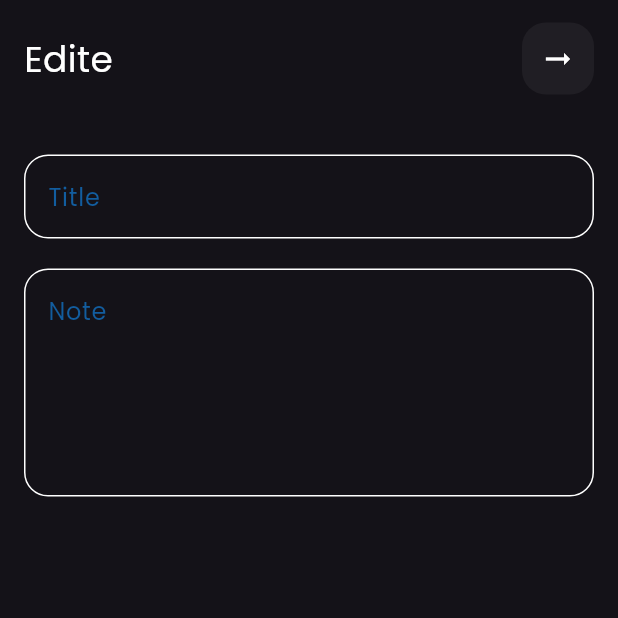
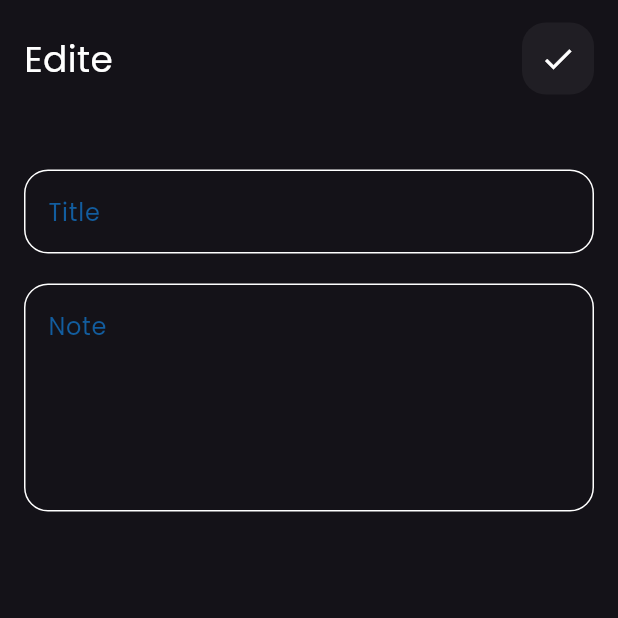
Before and after one commit to Parawita/notes_app, a Flutter app: the EditNote screen opened by its route, on a phone screen of 412 x 824 dp, the top half of it. Run offline on Flutter 3.47's test engine with Material 3 defaults, Android fonts, the phone set to English and light mode, and no system bars; our stand-ins replace font_awesome_flutter.

Commit message:
add hive to flutter

```diff
--- a/lib/views/notes_veiw.dart
+++ b/lib/views/notes_veiw.dart
@@ -18,10 +18,10 @@ class EditNote extends StatelessWidget {
             ),
             CustomHomeVewiAppBar(
               ss: "Edite",
-              ico: (Icons.arrow_right_alt_outlined),
+              ico: (Icons.check),
             ),
             const SizedBox(
-              height: 40,
+              height: 50,
             ),
             CustomTextField(ss: 'Title'),
             const SizedBox(
--- a/pubspec.yaml
+++ b/pubspec.yaml
@@ -36,8 +36,13 @@ dependencies:
   # Use with the CupertinoIcons class for iOS style icons.
   cupertino_icons: ^1.0.6
   font_awesome_flutter: ^10.7.0
+  hive: ^2.2.3
+  hive_flutter: ^1.1.0
+
 
 dev_dependencies:
+  build_runner: ^2.4.9
+  hive_generator: ^2.0.1
   flutter_test:
     sdk: flutter
 
@@ -47,6 +52,7 @@ dev_dependencies:
   # package. See that file for information about deactivating specific lint
   # rules and activating additional ones.
   flutter_lints: ^3.0.0
+
 
 # For information on the generic Dart part of this file, see the
 # following page: https://dart.dev/tools/pub/pubspec
```
Also changed, not shown: lib/Models/noteModel.dart (added, +12 -0 lines), pubspec.lock, 1 other file.
